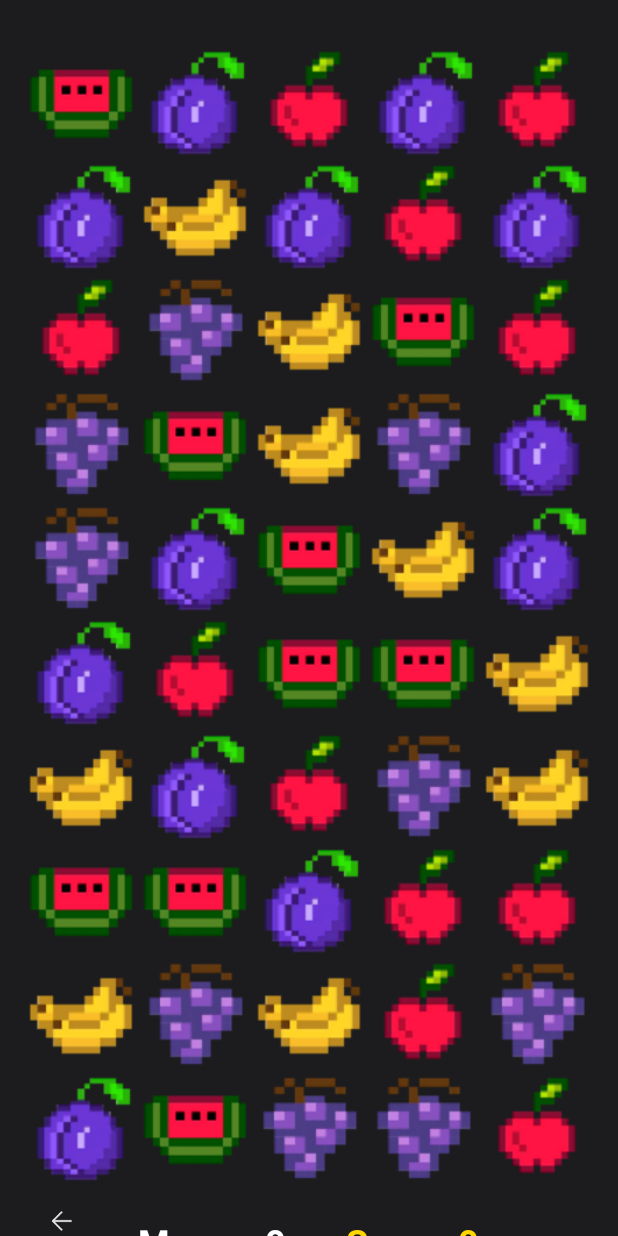
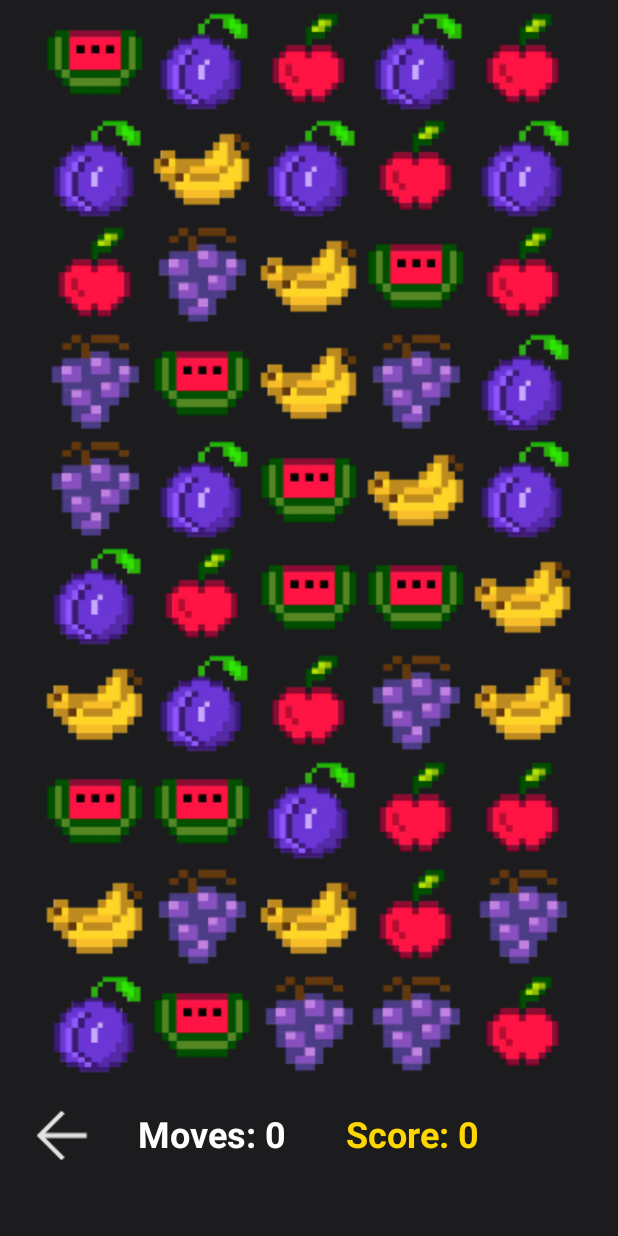
Before and after one commit to bus1nka0/Fruity-Nexus, an Android app: the GameActivity screen opened directly, with no data from a screen before it, on a phone screen of 412 x 824 dp. Run offline under Robolectric (Android 15) with nearby library versions, the phone set to English and light mode, and no system bars.

Commit message:
Game grid size edit

```diff
--- a/app/src/main/java/com/busya/fruitynexus/GameActivity.java
+++ b/app/src/main/java/com/busya/fruitynexus/GameActivity.java
@@ -31,7 +31,7 @@ public class GameActivity extends AppCompatActivity {
     private GridLayout gameGrid;
     private int rows = 10;
     private int cols = 5;
-    private int cellSize = 75;
+    private int cellSize = 70;
     private int padding = 1;
 
     private int[][] gameBoard;
--- a/app/src/main/res/layout/activity_game.xml
+++ b/app/src/main/res/layout/activity_game.xml
@@ -11,7 +11,6 @@
         android:layout_height="wrap_content"
         android:layout_centerHorizontal="true"
         android:layout_alignParentTop="true"
-        android:layout_marginTop="25dp"
         android:background="#00000000"
         android:padding="5dp" />
 
```
